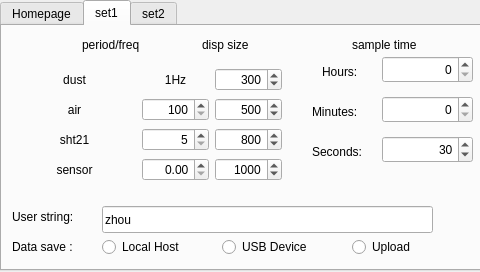
yu1019594136/enose_online, file mainwindow.ui: the form before one commit.
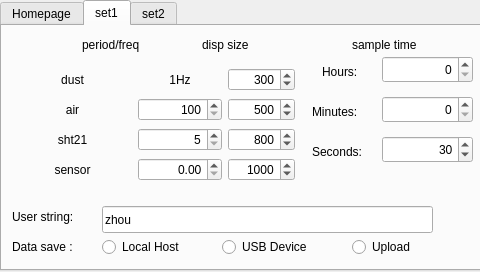
The form after the commit. The open tabs and pages were chosen to show the change.

The edit to the form file:
```diff
--- a/mainwindow.ui
+++ b/mainwindow.ui
@@ -155,7 +155,7 @@
        <rect>
         <x>0</x>
         <y>30</y>
-        <width>291</width>
+        <width>304</width>
         <height>141</height>
        </rect>
       </property>
@@ -293,6 +293,15 @@
          <property name="alignment">
           <set>Qt::AlignRight|Qt::AlignTrailing|Qt::AlignVCenter</set>
          </property>
+         <property name="decimals">
+          <number>2</number>
+         </property>
+         <property name="maximum">
+          <double>999999.000000000000000</double>
+         </property>
+         <property name="value">
+          <double>0.000000000000000</double>
+         </property>
         </widget>
        </item>
       </layout>
```
Left out of the diff: 2 changed lines with no effect on the pictures.
